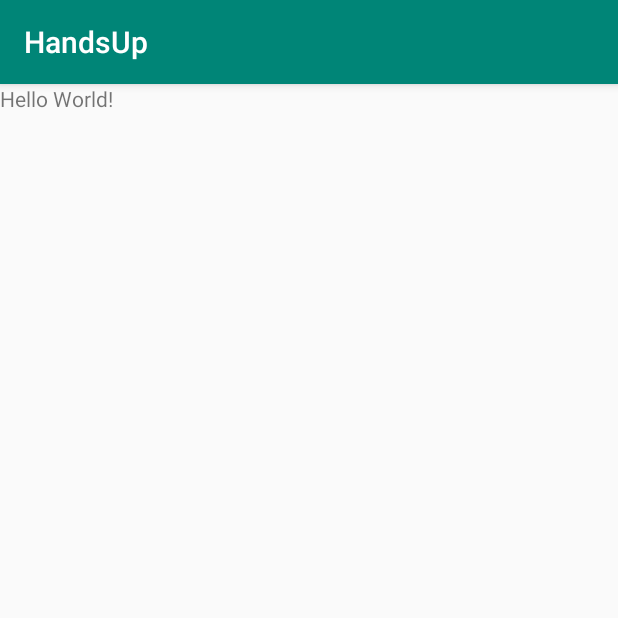
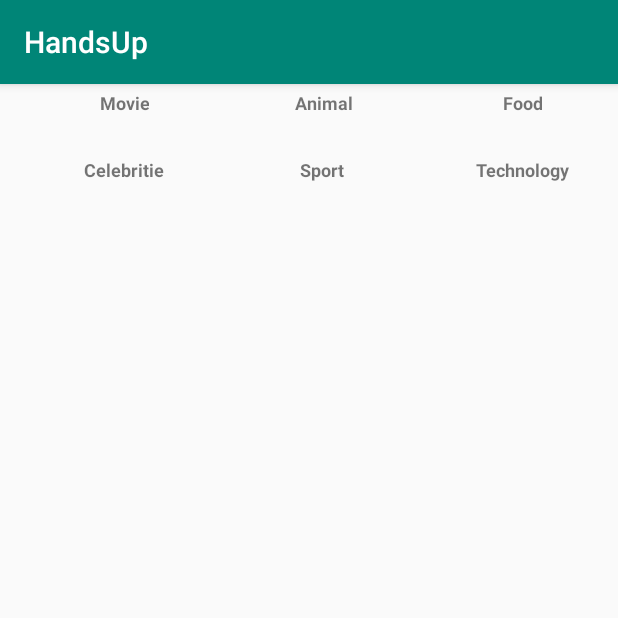
Before and after one commit to tahiriduran/HeadsUp, an Android app: the screen it shows after launch (MainActivity), on a phone screen of 412 x 824 dp, the top half of it. Run offline under Robolectric (Android 15) with nearby library versions, the phone set to English and light mode, and no system bars; 1 statement that could not run was skipped.

Commit message:
Cree gridview y el adaptador para alimentar el gridview con los topicos

```diff
--- a/app/src/main/java/com/example/handsup/MainActivity.java
+++ b/app/src/main/java/com/example/handsup/MainActivity.java
@@ -2,12 +2,19 @@
 
 import android.support.v7.app.AppCompatActivity;
 import android.os.Bundle;
+import android.widget.GridView;
 
-public class MainActivity extends AppCompatActivity {
+ public class MainActivity extends AppCompatActivity {
 
     @Override
     protected void onCreate(Bundle savedInstanceState) {
         super.onCreate(savedInstanceState);
         setContentView(R.layout.activity_main);
+
+        Topic[] topics = new Topic[]{new Topic("Movie"), new Topic("Animal"), new Topic("Food"), new Topic("Celebritie"), new Topic("Sport"), new Topic("Technology")};
+
+        GridView gridView = (GridView)findViewById(R.id.gridview);
+        TopicAdapter topicsAdapter = new TopicAdapter(this, topics);
+        gridView.setAdapter(topicsAdapter);
     }
 }
--- /dev/null
+++ b/app/src/main/java/com/example/handsup/Topic.java
@@ -0,0 +1,30 @@
+package com.example.handsup;
+
+public class Topic {
+    private String name;
+    private int image;
+
+    Topic(String name) {
+        this.name = name;
+    }
+
+    Topic() {
+
+    }
+
+    public String getName() {
+        return name;
+    }
+
+    public void setName(String name) {
+        this.name = name;
+    }
+
+    public int getImage() {
+        return image;
+    }
+
+    public void setImage(int image) {
+        this.image = image;
+    }
+}
--- /dev/null
+++ b/app/src/main/java/com/example/handsup/TopicAdapter.java
@@ -0,0 +1,68 @@
+package com.example.handsup;
+
+import android.content.Context;
+import android.view.LayoutInflater;
+import android.view.View;
+import android.view.ViewGroup;
+import android.widget.BaseAdapter;
+import android.widget.ImageView;
+import android.widget.TextView;
+
+public class TopicAdapter extends BaseAdapter {
+
+    private final Context mContext;
+    private final Topic[] topics;
+
+    // 1 You use this constructor to instantiate a TopicAdapter
+    public TopicAdapter(Context context, Topic[] topics) {
+        this.mContext = context;
+        this.topics = topics;
+    }
+
+    // 2 You return the number of cells to render here.
+    @Override
+    public int getCount() {
+        return topics.length;
+    }
+
+    // 3 You don’t need to return an id for this tutorial, so just return 0.
+    // Android still requires you to provide an implementation for this method.
+    @Override
+    public long getItemId(int position) {
+        return 0;
+    }
+
+    // 4 See #3, but instead return null
+    @Override
+    public Object getItem(int position) {
+        return null;
+    }
+
+    // 5 You return a dummy TextView as the cell view for your GridView.
+    @Override
+    public View getView(int position, View convertView, ViewGroup parent) {
+        // 1
+        final Topic topic = topics[position];
+
+        // 2
+        if (convertView == null) {
+            final LayoutInflater layoutInflater = LayoutInflater.from(mContext);
+            convertView = layoutInflater.inflate(R.layout.linearlayout_topic, null);
+        }
+
+        // 3
+        final ImageView imageView = (ImageView)convertView.findViewById(R.id.imageview_cover_art);
+        final TextView nameTextView = (TextView)convertView.findViewById(R.id.textview_book_name);
+        final TextView authorTextView = (TextView)convertView.findViewById(R.id.textview_book_author);
+//        final ImageView imageViewFavorite = (ImageView)convertView.findViewById(R.id.imageview_favorite);
+
+        // 4
+        imageView.setImageResource(topic.getImage());
+        nameTextView.setText(topic.getName());
+//        authorTextView.setText(mContext.getString(topic.getAuthor()));
+
+        return convertView;
+    }
+
+
+}
--- a/app/src/main/res/layout/activity_main.xml
+++ b/app/src/main/res/layout/activity_main.xml
@@ -6,13 +6,26 @@
     android:layout_height="match_parent"
     tools:context=".MainActivity">
 
-    <TextView
-        android:layout_width="wrap_content"
-        android:layout_height="wrap_content"
-        android:text="Hello World!"
-        app:layout_constraintBottom_toBottomOf="parent"
-        app:layout_constraintLeft_toLeftOf="parent"
-        app:layout_constraintRight_toRightOf="parent"
-        app:layout_constraintTop_toTopOf="parent" />
+    <!--<TextView-->
+        <!--android:layout_width="wrap_content"-->
+        <!--android:layout_height="wrap_content"-->
+        <!--android:text="Hello World!"-->
+        <!--app:layout_constraintBottom_toBottomOf="parent"-->
+        <!--app:layout_constraintLeft_toLeftOf="parent"-->
+        <!--app:layout_constraintRight_toRightOf="parent"-->
+        <!--app:layout_constraintTop_toTopOf="parent" />-->
+
+    <GridView
+        android:id="@+id/gridview"
+        android:layout_width="match_parent"
+        android:layout_height="match_parent"
+        android:gravity="center"
+        android:columnWidth="100dp"
+        android:numColumns="auto_fit"
+        android:verticalSpacing="24dp"
+        android:horizontalSpacing="10dp"
+        android:stretchMode="spacingWidthUniform"
+        />
+
 
 </RelativeLayout>
--- a/app/src/main/res/layout/activity_splash_activity.xml
+++ b/app/src/main/res/layout/activity_splash_activity.xml
@@ -5,6 +5,4 @@
     android:layout_width="match_parent"
     android:layout_height="match_parent"
     android:background="@drawable/splash"
-    tools:context=".splash_activity">
-
-</RelativeLayout>
+    tools:context=".splash_activity"/>
--- /dev/null
+++ b/app/src/main/res/layout/linearlayout_topic.xml
@@ -0,0 +1,49 @@
+<?xml version="1.0" encoding="utf-8"?>
+
+<LinearLayout xmlns:android="http://schemas.android.com/apk/res/android"
+    xmlns:tools="http://schemas.android.com/tools"
+    android:orientation="vertical" android:layout_width="match_parent"
+    android:layout_height="match_parent"
+    android:gravity="center"
+    >
+
+    <FrameLayout
+        android:layout_width="wrap_content"
+        android:layout_height="wrap_content">
+
+        <ImageView
+            android:id="@+id/imageview_cover_art"
+            android:layout_width="wrap_content"
+            android:layout_height="wrap_content"
+            android:scaleType="centerCrop"/>
+
+                <!--<ImageView-->
+                    <!--android:id="@+id/imageview_favorite"-->
+                    <!--android:layout_width="24dp"-->
+                    <!--android:layout_height="24dp"-->
+                    <!--android:src="@drawable/animal"-->
+                    <!--android:layout_gravity="bottom|right"/>-->
+
+    </FrameLayout>
+
+    <TextView
+        android:id="@+id/textview_book_name"
+        android:layout_width="wrap_content"
+        android:layout_height="wrap_content"
+        android:textSize="12sp"
+        tools:text="Are You My Mother"
+        android:textStyle="bold"
+        android:paddingTop="4dp"
+        android:paddingLeft="8dp"
+        android:paddingRight="8dp"
+        android:gravity="center_horizontal"/>
+
+    <!--<TextView-->
+        <!--android:id="@+id/textview_book_author"-->
+        <!--android:layout_width="wrap_content"-->
+        <!--android:layout_height="wrap_content"-->
+        <!--android:textSize="12sp"-->
+        <!--tools:text="Dr. Seuss"-->
+        <!--android:gravity="center_horizontal"/>-->
+
+</LinearLayout>
```
Also changed, not shown: app/src/main/res/drawable/animal.jpg (added), app/src/main/res/drawable/celebritie.png (added), app/src/main/res/drawable/food.png (added), app/src/main/res/drawable/movie.jpg (added), app/src/main/res/drawable/sport.jpg (added), app/src/main/res/drawable/technology.jpg (added).
